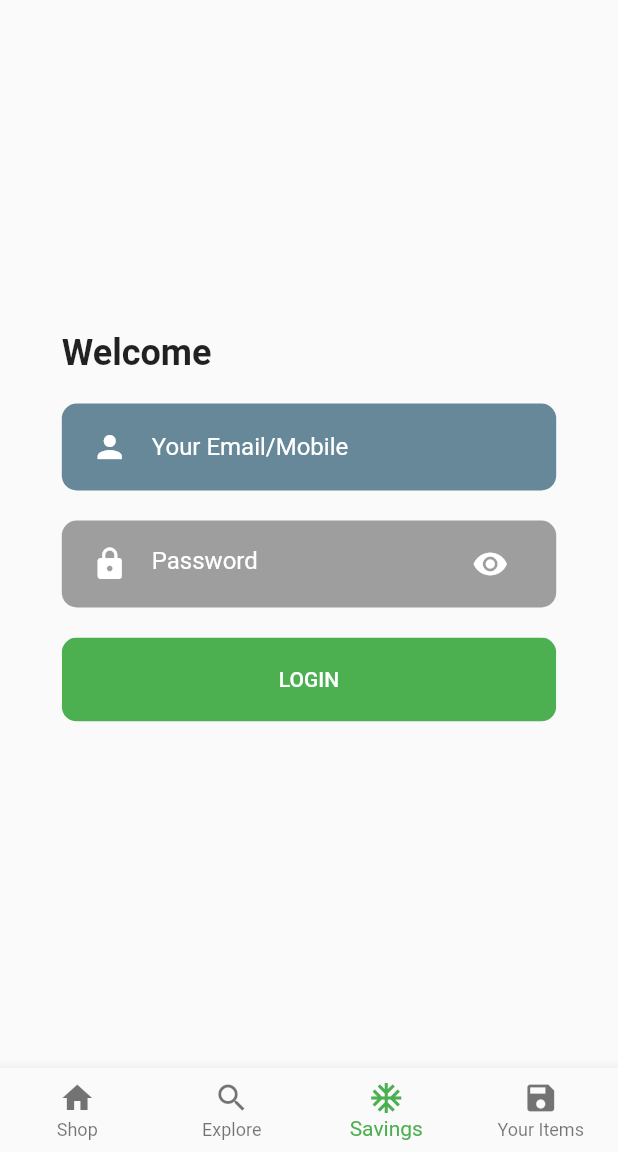
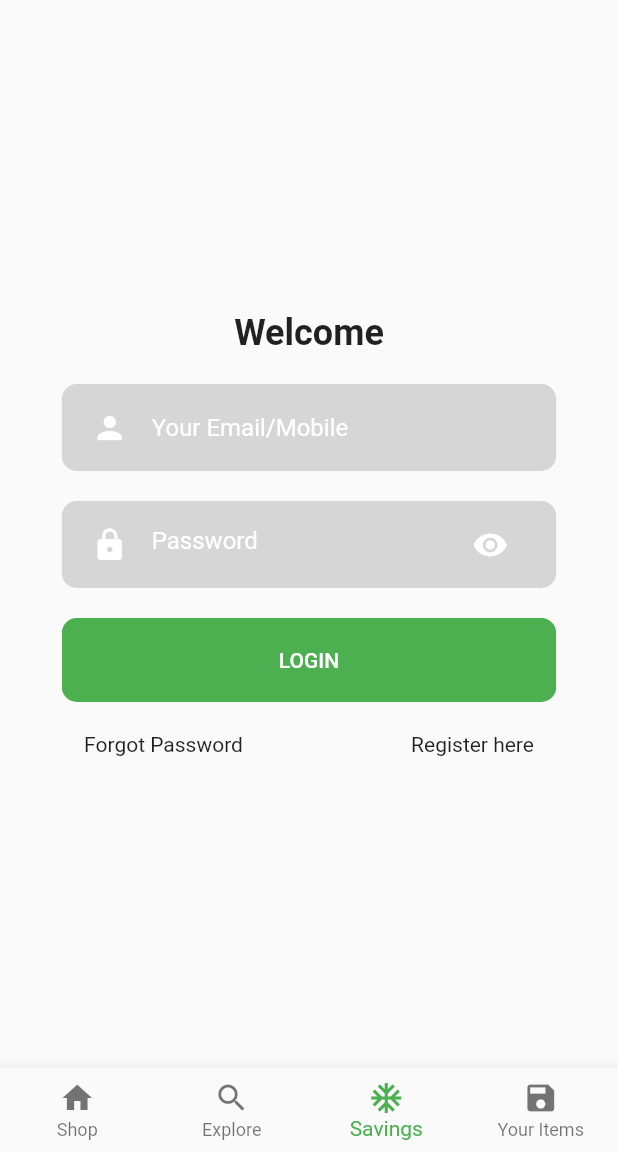
Before and after one commit to tataji/ecommerce_app, a Flutter app: the screen it shows after launch, item 3 of the bottom bar chosen, on a phone screen of 412 x 824 dp, the part 84-1236 px from its top. Run offline on Flutter 3.47's test engine with Material 2 defaults, Android fonts, the phone set to English and light mode, and no system bars; our stand-ins replace carousel_slider, flutter_svg.

```diff
--- a/lib/components/RoundedInputField.dart
+++ b/lib/components/RoundedInputField.dart
@@ -20,7 +20,7 @@ class RoundedInputField extends StatelessWidget {
       padding: EdgeInsets.symmetric(horizontal: 20, vertical: 5),
       width: size.width * 0.8,
       decoration: BoxDecoration(
-        color: Color(0xff678898),
+        color: greyColor,
         borderRadius: BorderRadius.circular(10),
       ),
       child: TextField(
--- a/lib/components/RoundedPasswordInputField.dart
+++ b/lib/components/RoundedPasswordInputField.dart
@@ -1,3 +1,4 @@
+import 'package:e_commerce/utils/constants.dart';
 import 'package:flutter/material.dart';
 class RoundedPasswordInputField extends StatelessWidget {
   final String hintText;
@@ -18,7 +19,7 @@ class RoundedPasswordInputField extends StatelessWidget {
       padding: EdgeInsets.symmetric(horizontal: 20, vertical: 5),
       width: size.width * 0.8,
       decoration: BoxDecoration(
-        color: Colors.grey,
+        color: greyColor,
         borderRadius: BorderRadius.circular(10),
       ),
       child: TextField(obscureText: true,
--- a/lib/screens/LoginScreen.dart
+++ b/lib/screens/LoginScreen.dart
@@ -1,9 +1,9 @@
-import 'package:carousel_slider/carousel_slider.dart';
-import 'package:e_commerce/components/RoundListItem.dart';
+import 'package:e_commerce/components/CustomDialog.dart';
 import 'package:e_commerce/components/RoundedButton.dart';
 import 'package:e_commerce/components/RoundedInputField.dart';
 import 'package:e_commerce/components/RoundedPasswordInputField.dart';
-import 'package:e_commerce/shop/SubCategeoryScreen.dart';
+import 'package:e_commerce/screens/SignUpScreen.dart';
+import 'package:flutter/cupertino.dart';
 import 'package:flutter/material.dart';
 
 class LoginScreen extends StatefulWidget {
@@ -24,7 +24,7 @@ class LoginScreenState extends State<LoginScreen> {
       child: Container(
           width: MediaQuery.of(context).size.width ,
           child: Center(
-            child: Column(crossAxisAlignment: CrossAxisAlignment.start,
+            child: Column(crossAxisAlignment: CrossAxisAlignment.center,
               mainAxisAlignment:MainAxisAlignment.center,
               children: [
                 Text(
@@ -44,6 +44,26 @@ class LoginScreenState extends State<LoginScreen> {
                   text: "LOGIN",
                   press: () {},color: Colors.green,
                 ),
+                SizedBox(height:10),
+                Row(crossAxisAlignment: CrossAxisAlignment.center,
+                  mainAxisAlignment: MainAxisAlignment.spaceAround,
+                  children: [
+                    GestureDetector(onTap: (){
+                      showDialog(context: context,
+                          builder: (BuildContext context){
+                            return CustomDialog();
+                          }
+                      );
+                    },
+                        child: Text("Forgot Password")),
+                    GestureDetector(onTap: (){
+                      Navigator.push(context,
+                          MaterialPageRoute(builder: (context) =>
+                          SignUpScreen(),));
+                    },
+                        child: Text("Register here")),
+                  ],
+                ),
               ],
             ),
           )),
--- a/lib/utils/constants.dart
+++ b/lib/utils/constants.dart
@@ -2,6 +2,7 @@ import 'package:flutter/material.dart';
 
 const appbarGreenColor = Colors.green;
 const whiteColor = Colors.white;
+const greyColor = Color(0xffd6d6d6);
 
 
 const defaultPadding = 20.0;
```
Also changed, not shown: lib/components/CustomDialog.dart (added, +67 -0 lines), lib/screens/SignUpScreen.dart (added, +56 -0 lines).
